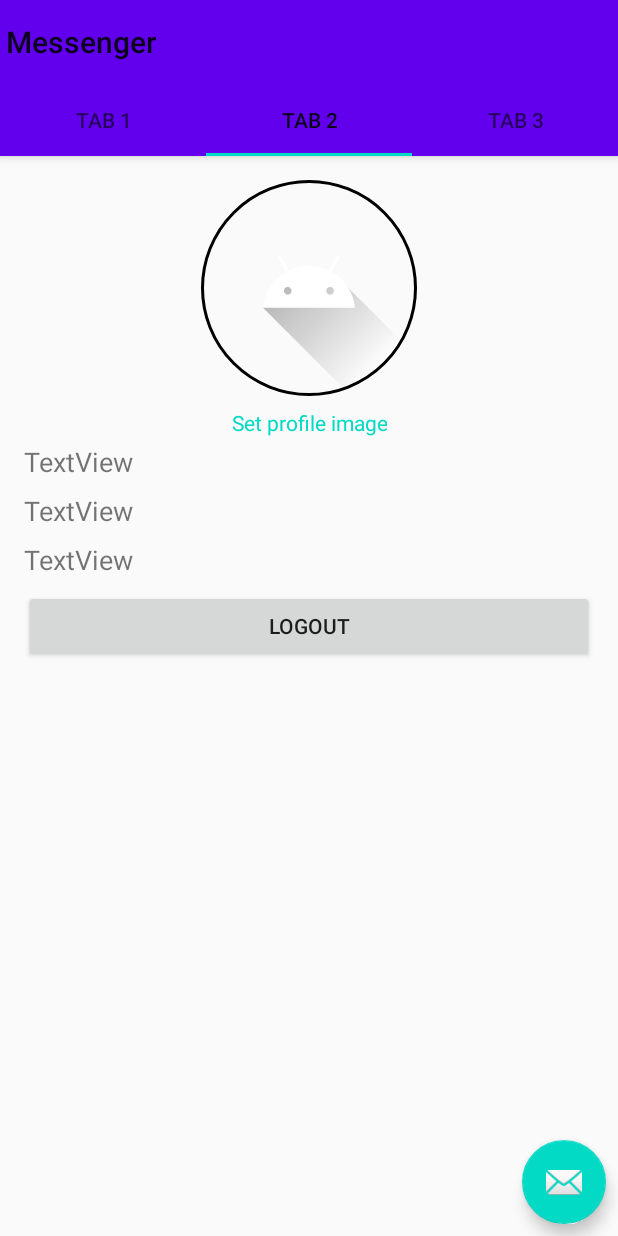
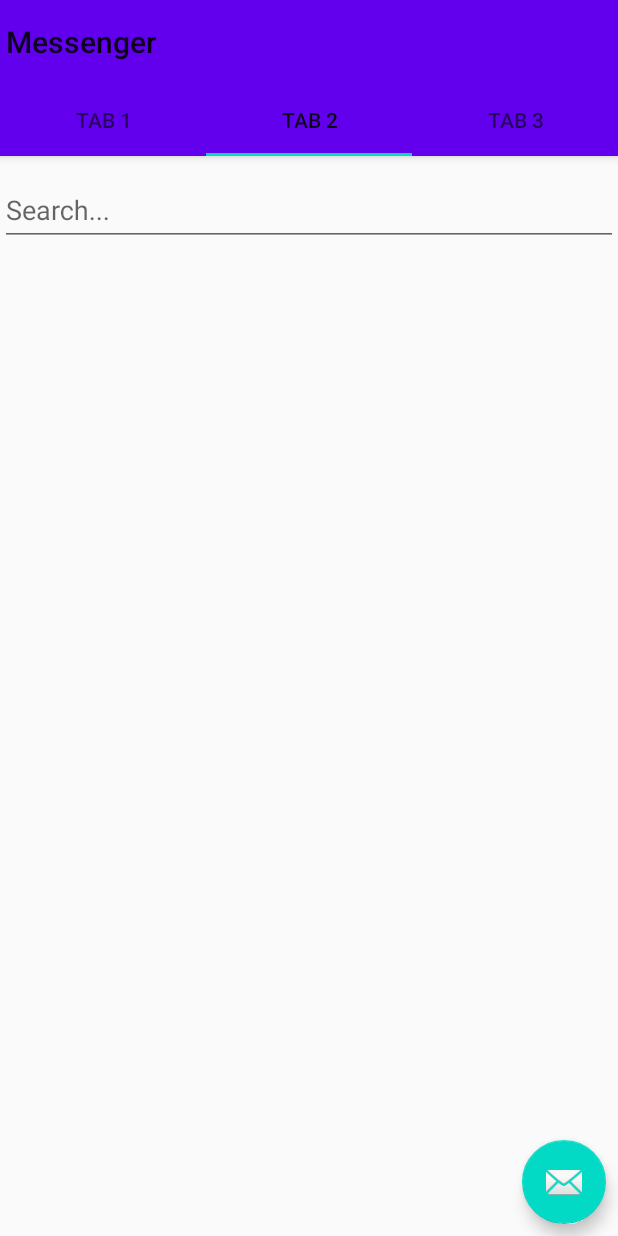
Before and after one commit to UBERMENSCHALONE/Messenger, an Android app: the screen it shows after launch once a user with an empty profile is signed in (TabbedActivity), tab 2 chosen, on a phone screen of 412 x 824 dp. Run offline under Robolectric (Android 15) with nearby library versions, the phone set to English and light mode, and no system bars; our stand-ins replace Firebase (no records; nobody signed in at launch, a user with empty details on screens opened directly), Picasso; 5 statements that could not run were skipped.

Commit message:
Add: -UserListFragment

```diff
--- a/app/src/main/java/com/ubermenschalone/messenger/Adapter/TabbedActivityAdapter.java
+++ b/app/src/main/java/com/ubermenschalone/messenger/Adapter/TabbedActivityAdapter.java
@@ -10,6 +10,7 @@ import androidx.fragment.app.FragmentPagerAdapter;
 
 import com.ubermenschalone.messenger.Fragment.LoginFragment;
 import com.ubermenschalone.messenger.Fragment.ProfileFragment;
+import com.ubermenschalone.messenger.Fragment.UsersListFragment;
 import com.ubermenschalone.messenger.R;
 
 
@@ -30,7 +31,7 @@ public class TabbedActivityAdapter extends FragmentPagerAdapter {
             case 0:
                 return ProfileFragment.newInstance();
             case 1:
-                return ProfileFragment.newInstance();
+                return UsersListFragment.newInstance();
             case 2:
                 return ProfileFragment.newInstance();
             default:
--- /dev/null
+++ b/app/src/main/java/com/ubermenschalone/messenger/Adapter/UsersAdapter.java
@@ -0,0 +1,88 @@
+package com.ubermenschalone.messenger.Adapter;
+
+import android.content.Context;
+import android.content.Intent;
+import android.view.LayoutInflater;
+import android.view.View;
+import android.view.ViewGroup;
+import android.widget.ImageView;
+import android.widget.TextView;
+
+import androidx.annotation.NonNull;
+import androidx.recyclerview.widget.RecyclerView;
+
+import com.google.firebase.auth.FirebaseAuth;
+import com.google.firebase.auth.FirebaseUser;
+import com.google.firebase.database.DataSnapshot;
+import com.google.firebase.database.DatabaseError;
+import com.google.firebase.database.DatabaseReference;
+import com.google.firebase.database.FirebaseDatabase;
+import com.google.firebase.database.ValueEventListener;
+import com.squareup.picasso.Picasso;
+import com.ubermenschalone.messenger.Model.User;
+import com.ubermenschalone.messenger.R;
+
+import java.util.List;
+
+public class UsersAdapter extends RecyclerView.Adapter<UsersAdapter.ViewHolder>{
+
+    private Context mContext;
+    private List<User> mUsers;
+
+    String lastMessage;
+
+    public UsersAdapter(Context mContext, List<User> mUsers){
+        this.mUsers = mUsers;
+        this.mContext = mContext;
+    }
+
+
+    @NonNull
+    @Override
+    public ViewHolder onCreateViewHolder(@NonNull ViewGroup parent, int viewType) {
+        View view = LayoutInflater.from(mContext).inflate(R.layout.item_user, parent, false);
+        return new UsersAdapter.ViewHolder(view);
+    }
+
+    @Override
+    public void onBindViewHolder(@NonNull ViewHolder holder, int position) {
+
+        final User user = mUsers.get(position);
+
+        if (user.getUserProfileImageURL().equals("STANDARD")){
+            holder.imageViewProfileImage.setImageResource(R.mipmap.ic_launcher);
+        } else {
+            Picasso.get().load(user.userProfileImageURL).resize(100, 100).centerCrop().into(holder.imageViewProfileImage);
+        }
+
+        holder.textViewName.setText(user.getUserUsername());
+
+        holder.itemView.setOnClickListener(new View.OnClickListener() {
+            @Override
+            public void onClick(View view) {
+//                Intent intent = new Intent(mContext, MessageActivity.class);
+//                intent.putExtra("userid", user.getId());
+//                mContext.startActivity(intent);
+            }
+        });
+    }
+
+    @Override
+    public int getItemCount() {
+        return mUsers.size();
+    }
+
+    public  class ViewHolder extends RecyclerView.ViewHolder{
+
+        public TextView textViewName;
+        public ImageView imageViewProfileImage;
+
+        public ViewHolder(View itemView) {
+            super(itemView);
+
+            imageViewProfileImage = itemView.findViewById(R.id.imageViewProfileImage);
+            textViewName = itemView.findViewById(R.id.textViewName);
+
+        }
+    }
+}
--- a/app/src/main/java/com/ubermenschalone/messenger/Fragment/ProfileFragment.java
+++ b/app/src/main/java/com/ubermenschalone/messenger/Fragment/ProfileFragment.java
@@ -55,6 +55,7 @@ public class ProfileFragment extends Fragment implements View.OnClickListener {
 
     ImageView imageViewProfileImage;
     TextView textViewSetProfileImage;
+    TextView textViewUsername;
     TextView textViewEmail;
     TextView textViewName;
     TextView textViewLastname;
@@ -77,6 +78,7 @@ public class ProfileFragment extends Fragment implements View.OnClickListener {
 
         imageViewProfileImage = rootView.findViewById(R.id.imageViewProfileImage);
         textViewSetProfileImage = rootView.findViewById(R.id.textViewSetProfileImage);
+        textViewUsername = rootView.findViewById(R.id.textViewUsername);
         textViewEmail = rootView.findViewById(R.id.textViewEmail);
         textViewName = rootView.findViewById(R.id.textViewName);
         textViewLastname = rootView.findViewById(R.id.textViewLastname);
@@ -103,6 +105,7 @@ public class ProfileFragment extends Fragment implements View.OnClickListener {
             public void onDataChange(DataSnapshot dataSnapshot) {
                 User value = dataSnapshot.getValue(User.class);
                 Picasso.get().load(value.userProfileImageURL).resize(300, 300).centerCrop().into(imageViewProfileImage);
+                textViewUsername.setText(value.userUsername);
                 textViewEmail.setText(value.userEmail);
                 textViewName.setText(value.userName);
                 textViewLastname.setText(value.userLastname);
--- /dev/null
+++ b/app/src/main/java/com/ubermenschalone/messenger/Fragment/UsersListFragment.java
@@ -0,0 +1,157 @@
+package com.ubermenschalone.messenger.Fragment;
+
+import android.content.Context;
+import android.os.Bundle;
+import android.text.Editable;
+import android.text.TextWatcher;
+import android.view.LayoutInflater;
+import android.view.View;
+import android.view.ViewGroup;
+import android.widget.EditText;
+import android.widget.Toast;
+
+import androidx.annotation.NonNull;
+import androidx.annotation.Nullable;
+import androidx.fragment.app.Fragment;
+import androidx.recyclerview.widget.LinearLayoutManager;
+import androidx.recyclerview.widget.RecyclerView;
+
+import com.google.firebase.auth.FirebaseAuth;
+import com.google.firebase.auth.FirebaseUser;
+import com.google.firebase.database.DataSnapshot;
+import com.google.firebase.database.DatabaseError;
+import com.google.firebase.database.DatabaseReference;
+import com.google.firebase.database.FirebaseDatabase;
+import com.google.firebase.database.Query;
+import com.google.firebase.database.ValueEventListener;
+import com.ubermenschalone.messenger.Adapter.UsersAdapter;
+import com.ubermenschalone.messenger.Interface.SwitchFragment;
+import com.ubermenschalone.messenger.Model.User;
+import com.ubermenschalone.messenger.R;
+
+import java.util.ArrayList;
+import java.util.List;
+
+public class UsersListFragment extends Fragment implements View.OnClickListener {
+
+    SwitchFragment switchFragment;
+
+    EditText editTextSearch;
+    private RecyclerView recyclerView;
+
+    private UsersAdapter userAdapter;
+    private List<User> mUsers;
+
+    @Nullable
+    @Override
+    public View onCreateView(@NonNull LayoutInflater inflater, @Nullable ViewGroup container, @Nullable Bundle savedInstanceState) {
+        View rootView = inflater.inflate(R.layout.fragment_users_list, container, false);
+
+        editTextSearch = rootView.findViewById(R.id.editTextSearch);
+        recyclerView = rootView.findViewById(R.id.recyclerView);
+        recyclerView.setHasFixedSize(true);
+        recyclerView.setLayoutManager(new LinearLayoutManager(getContext()));
+
+        mUsers = new ArrayList<>();
+
+        readUsers();
+
+        editTextSearch.addTextChangedListener(new TextWatcher() {
+            @Override
+            public void beforeTextChanged(CharSequence charSequence, int i, int i1, int i2) {
+
+            }
+
+            @Override
+            public void onTextChanged(CharSequence charSequence, int i, int i1, int i2) {
+                searchUsers(charSequence.toString().toLowerCase());
+            }
+
+            @Override
+            public void afterTextChanged(Editable editable) {
+
+            }
+        });
+
+        return rootView;
+    }
+
+    @Override
+    public void onClick(View v) {
+
+    }
+
+
+    private void searchUsers(String username) {
+
+        final FirebaseUser fuser = FirebaseAuth.getInstance().getCurrentUser();
+        Query query = FirebaseDatabase.getInstance().getReference("Users").orderByChild("userUsername").startAt(username).endAt(username+"\uf8ff");
+
+        query.addValueEventListener(new ValueEventListener() {
+            @Override
+            public void onDataChange(@NonNull DataSnapshot dataSnapshot) {
+                mUsers.clear();
+                for (DataSnapshot snapshot : dataSnapshot.getChildren()){
+                    User user = snapshot.getValue(User.class);
+
+                    assert user != null;
+                    assert fuser != null;
+                    if (!user.getUserID().equals(fuser.getUid())){
+                        mUsers.add(user);
+                    }
+                }
+                userAdapter = new UsersAdapter(getContext(), mUsers);
+                recyclerView.setAdapter(userAdapter);
+            }
+
+            @Override
+            public void onCancelled(@NonNull DatabaseError databaseError) {
+
+            }
+        });
+
+    }
+
+    private void readUsers() {
+
+        final FirebaseUser firebaseUser = FirebaseAuth.getInstance().getCurrentUser();
+        DatabaseReference reference = FirebaseDatabase.getInstance().getReference("Users");
+
+        reference.addValueEventListener(new ValueEventListener() {
+            @Override
+            public void onDataChange(@NonNull DataSnapshot dataSnapshot) {
+                if (editTextSearch.getText().toString().equals("")) {
+                    mUsers.clear();
+                    for (DataSnapshot snapshot : dataSnapshot.getChildren()) {
+                        User user = snapshot.getValue(User.class);
+
+                        if (!user.getUserID().equals(firebaseUser.getUid())) {
+                            mUsers.add(user);
+                        }
+
+                    }
+
+                    userAdapter = new UsersAdapter(getContext(), mUsers);
+                    recyclerView.setAdapter(userAdapter);
+                }
+            }
+
+            @Override
+            public void onCancelled(@NonNull DatabaseError databaseError) {
+
+            }
+        });
+    }
+
+    @Override
+    public void onAttach(@NonNull Context context){
+        super.onAttach(context);
+        if(context instanceof SwitchFragment){
+            switchFragment = (SwitchFragment) context;
+        }
+    }
+
+    public static UsersListFragment newInstance() {
+        return new UsersListFragment();
+    }
+}
--- /dev/null
+++ b/app/src/main/res/layout/fragment_users_list.xml
@@ -0,0 +1,32 @@
+<?xml version="1.0" encoding="utf-8"?>
+<androidx.constraintlayout.widget.ConstraintLayout
+    xmlns:android="http://schemas.android.com/apk/res/android"
+    xmlns:app="http://schemas.android.com/apk/res-auto"
+    android:layout_width="match_parent"
+    android:layout_height="match_parent">
+
+    <com.google.android.material.textfield.TextInputLayout
+        android:id="@+id/textInputLayout"
+        android:layout_width="0dp"
+        android:layout_height="wrap_content"
+        android:layout_marginTop="4dp"
+        app:layout_constraintEnd_toEndOf="parent"
+        app:layout_constraintStart_toStartOf="parent"
+        app:layout_constraintTop_toTopOf="parent">
+
+        <com.google.android.material.textfield.TextInputEditText
+            android:id="@+id/editTextSearch"
+            android:layout_width="match_parent"
+            android:layout_height="wrap_content"
+            android:hint="Search..." />
+    </com.google.android.material.textfield.TextInputLayout>
+
+    <androidx.recyclerview.widget.RecyclerView
+        android:id="@+id/recyclerView"
+        android:layout_width="0dp"
+        android:layout_height="0dp"
+        app:layout_constraintBottom_toBottomOf="parent"
+        app:layout_constraintEnd_toEndOf="parent"
+        app:layout_constraintStart_toStartOf="parent"
+        app:layout_constraintTop_toBottomOf="@+id/textInputLayout" />
+</androidx.constraintlayout.widget.ConstraintLayout>
```
Also changed, not shown: app/src/main/java/com/ubermenschalone/messenger/Fragment/RegistrationFragment.java (+10 -3 lines), app/src/main/java/com/ubermenschalone/messenger/Model/User.java (+11 -1 lines), app/src/main/res/layout/fragment_profile.xml (+9 -0 lines), app/src/main/res/layout/fragment_registration.xml (+12 -0 lines), app/src/main/res/layout/item_user.xml (added, +32 -0 lines).
